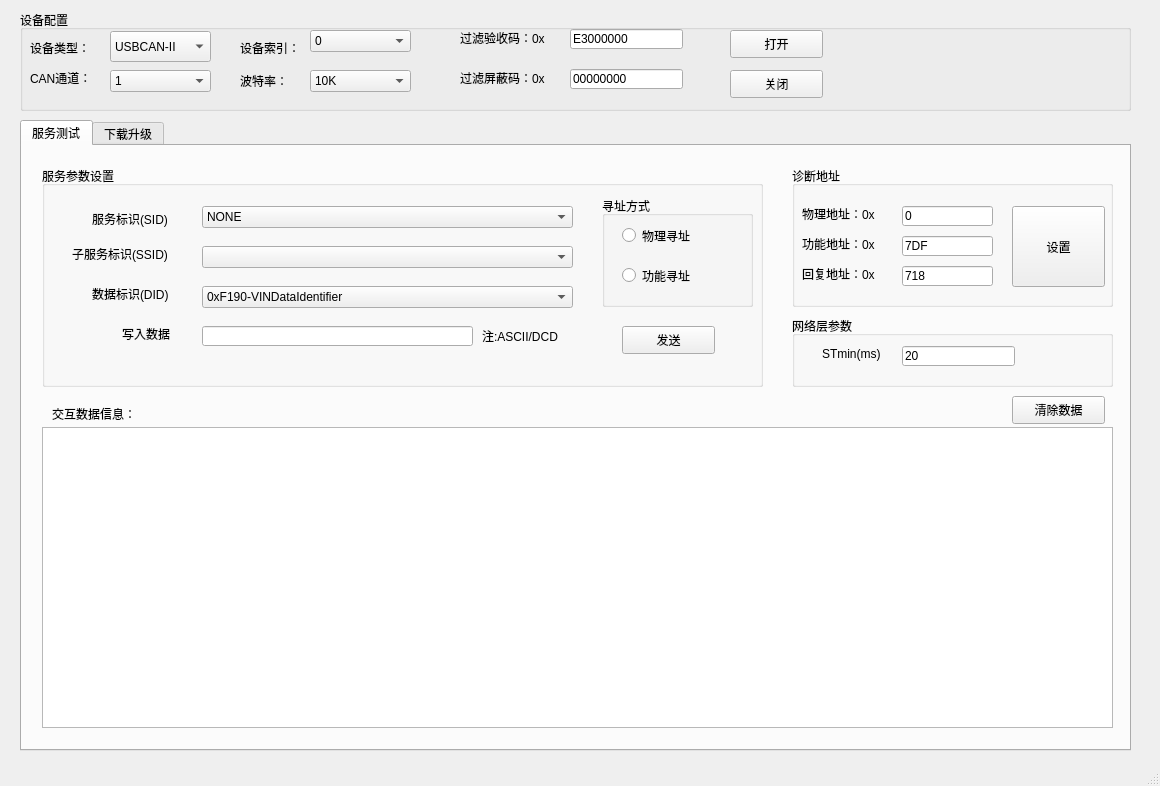
Above: udssoft.ui from liuweiliang2006/UDS_soft before the change. Below: the same form after it.
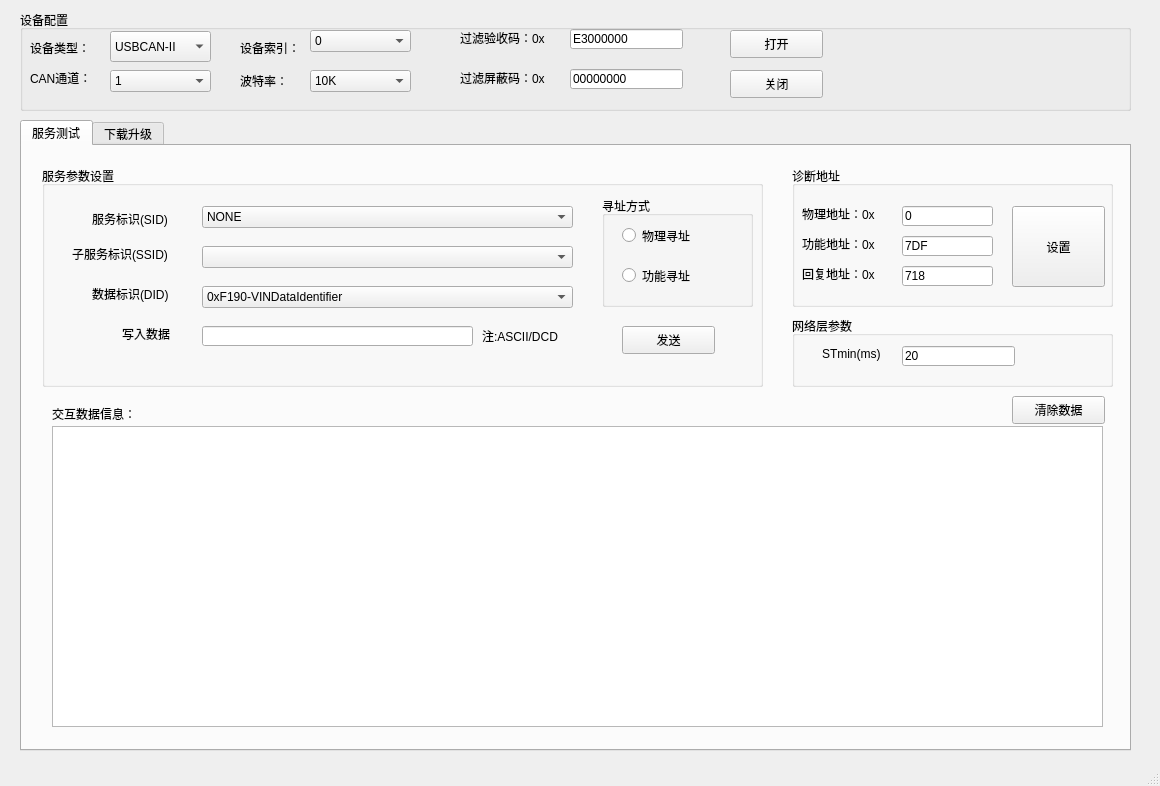
That is the form after the change.

The edit to the form file:
```diff
--- a/udssoft.ui
+++ b/udssoft.ui
@@ -754,16 +754,6 @@
        </property>
       </widget>
      </widget>
-     <widget class="QTableView" name="tableView">
-      <property name="geometry">
-       <rect>
-        <x>20</x>
-        <y>281</y>
-        <width>1071</width>
-        <height>301</height>
-       </rect>
-      </property>
-     </widget>
      <widget class="QLabel" name="label_13">
       <property name="geometry">
        <rect>
@@ -790,6 +780,16 @@
        <string>清除数据</string>
       </property>
      </widget>
+     <widget class="QTableWidget" name="tableWidget">
+      <property name="geometry">
+       <rect>
+        <x>30</x>
+        <y>280</y>
+        <width>1051</width>
+        <height>301</height>
+       </rect>
+      </property>
+     </widget>
     </widget>
     <widget class="QWidget" name="tab_2">
      <attribute name="title">
```
